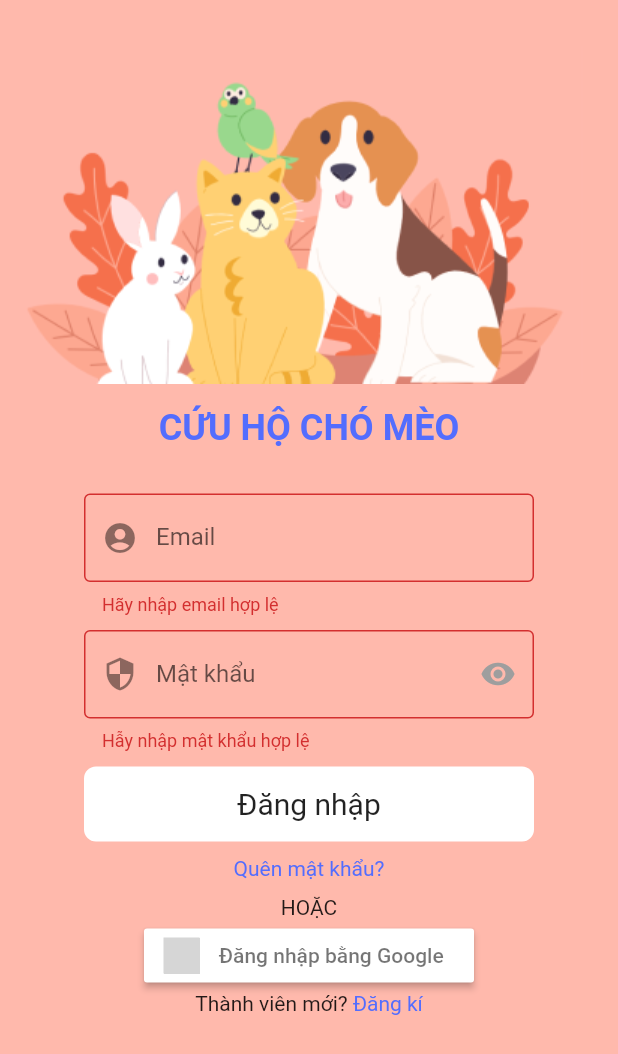
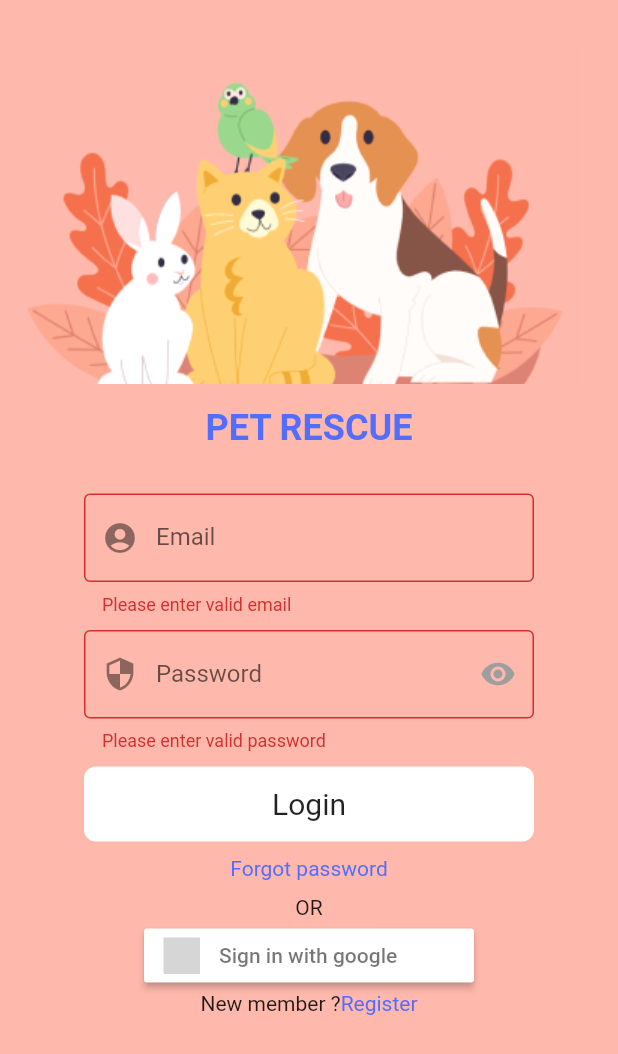
Before and after one commit to catInOrbit/PetRescue, a Flutter app: the screen it shows after launch, on a phone screen of 412 x 824 dp. Shown: the top 1054 px of the screen. Run offline on Flutter 3.47's test engine with Material 2 defaults, Android fonts, the phone set to English and light mode, and no system bars; our stand-ins replace email_validator, flutter_icons, flutter_signin_button, flutter_slidable, flutter_svg, formz and 7 more; missing offline and left inert: flappy_search_bar, flutter_custom_dialog, timeline_list; grey boxes are pictures that could not be loaded.

Commit message:
I18N update

```diff
--- a/lib/login/SignIn.dart
+++ b/lib/login/SignIn.dart
@@ -51,7 +51,7 @@ class _LoginPageState extends State<LoginPage> {
             ),
             Center(
               child: Text(
-                'CỨU HỘ CHÓ MÈO',
+                'PET RESCUE',
                 style: TextStyle(
                     color: Colors.indigoAccent,
                     fontSize: 24,
@@ -83,21 +83,21 @@ class _LoginPageState extends State<LoginPage> {
                                   validator: (value) =>
                                       EmailValidator.validate(value)
                                           ? null
-                                          : "Hãy nhập email hợp lệ"),
+                                          : "Please enter valid email"),
                             ),
                             Padding(
                               padding: const EdgeInsets.fromLTRB(0, 5, 0, 5),
                               child: TextFormField(
                                 validator: (value) {
                                   if (value.isEmpty) {
-                                    return 'Hẫy nhập mật khẩu hợp lệ';
+                                    return 'Please enter valid password';
                                   }
                                   return null;
                                 },
                                 obscureText: !this._showPassword,
                                 decoration: InputDecoration(
                                     border: OutlineInputBorder(),
-                                    labelText: 'Mật khẩu',
+                                    labelText: 'Password',
                                     prefixIcon: Icon(Icons.security),
                                     suffixIcon: IconButton(
                                       icon: Icon(
@@ -152,7 +152,7 @@ class _LoginPageState extends State<LoginPage> {
                             borderRadius: BorderRadius.all(Radius.circular(8))),
                         child: Center(
                           child: Text(
-                            'Đăng nhập',
+                            'Login',
                             style: TextStyle(fontSize: 20),
                           ),
                         ),
@@ -171,7 +171,7 @@ class _LoginPageState extends State<LoginPage> {
                 );
               },
               child: Text(
-                "Quên mật khẩu?",
+                "Forgot password",
                 style: TextStyle(color: Colors.indigoAccent),
               ),
             ),
@@ -179,18 +179,18 @@ class _LoginPageState extends State<LoginPage> {
               height: 10,
             ),
             Text(
-              "HOẶC",
+              "OR",
             ),
             SignInButton(
               Buttons.Google,
-              text: "Đăng nhập bằng Google",
+              text: "Sign in with google",
               onPressed: () {},
             ),
             Row(
               mainAxisAlignment: MainAxisAlignment.center,
               children: <Widget>[
                 Text(
-                  "Thành viên mới? ",
+                  "New member ?",
                 ),
                 InkWell(
                   onTap: () {
@@ -200,7 +200,7 @@ class _LoginPageState extends State<LoginPage> {
                     );
                   },
                   child: Text(
-                    'Đăng kí',
+                    'Register',
                     style: TextStyle(color: Colors.indigoAccent),
                   ),
                 )
--- a/lib/login/SignUp.dart
+++ b/lib/login/SignUp.dart
@@ -2,7 +2,6 @@
 import 'package:flutter_signin_button/flutter_signin_button.dart';
 import 'package:petrescue/login/Colors.dart';
 import 'package:petrescue/login/SignIn.dart';
-import 'package:email_validator/email_validator.dart';
 import 'package:petrescue/bloc/app_general/global.dart' as globals;
 class SignUpScreen extends StatefulWidget {
   @override
@@ -32,7 +31,7 @@ class _SignUpScreenState extends State<SignUpScreen> {
             child: Column(
               children: <Widget>[
                 Text(
-                  'ĐĂNG KÍ TÀI KHOẢN',
+                  'Register a new account',
                   style: TextStyle(fontSize: 30, fontWeight: FontWeight.bold),
                 ),
                 Padding(
@@ -54,7 +53,7 @@ class _SignUpScreenState extends State<SignUpScreen> {
                     child: TextField(
                       decoration: InputDecoration(
                         border: OutlineInputBorder(),
-                        labelText: 'Tên',
+                        labelText: 'Name',
                       ),
                     ),
                   ),
@@ -79,7 +78,7 @@ class _SignUpScreenState extends State<SignUpScreen> {
                       obscureText: !this._showPassword,
                       decoration: InputDecoration(
                           border: OutlineInputBorder(),
-                          labelText: 'Mật khẩu',
+                          labelText: 'Password',
                           prefixIcon: Icon(Icons.security),
                           suffixIcon: IconButton(
                             icon: Icon(
@@ -111,7 +110,7 @@ class _SignUpScreenState extends State<SignUpScreen> {
                                   SignUpComplete()),
                         );
                       },
-                      child: Text('Đăng kí!'),
+                      child: Text('Register'),
                       color: Colors.red,
                     ),
                   ),
@@ -156,7 +155,7 @@ class _SignUpCompleteState extends State<SignUpComplete> {
             child: Center(
               child: Column(
                   children: <Widget>[
-                    Text('XÁC NHẬN TÀI KHOẢN',
+                    Text('Verify your account',
                     style: TextStyle(fontSize: 30, fontWeight: FontWeight.bold),),
                     Padding(
                       padding: const EdgeInsets.fromLTRB(30, 10, 30, 10),
@@ -168,25 +167,22 @@ class _SignUpCompleteState extends State<SignUpComplete> {
                             border: OutlineInputBorder(),
 
                           ),
-                            controller: TextEditingController()..text = 'Email của bạn...'
+                            controller: TextEditingController()..text = 'Your email.'
                         ),
                       ),
                     ),
                     Text(
-                      "Chúng tôi sẽ gửi cho bạn đường liên kết xác nhận. "
+                      "We will send you a verification email"
                     ),
                     Text(
-                        "Khi bạn click vào đường link sẽ gửi trả lại đến app để "
-                    ),
-                    Text(
-                        "xác nhận tài khoản."
+                        "Click on the link to verify your account "
                     ),
                     Padding(
                       padding: const EdgeInsets.all(8.0),
-                      child: Text("Bạn có thể bấm gửi lại nếu không nhận được mail."),
+                      child: Text("Select resend if you haven't received an email"),
                     ),
                     RaisedButton(
-                      child: Text('Gửi lại liên kết'),
+                      child: Text('Resend verification email'),
                     ),
                     Padding(
                       padding: const EdgeInsets.fromLTRB(30, 10, 30, 10),
@@ -199,7 +195,7 @@ class _SignUpCompleteState extends State<SignUpComplete> {
                                     LoginPage()),
                           );
                         },
-                        child: Text('Trở về Đăng nhập!'),color: Colors.indigoAccent,
+                        child: Text('Back to login'),color: Colors.indigoAccent,
                       ),
                     ),
 
--- a/lib/profile/EditScreen.dart
+++ b/lib/profile/EditScreen.dart
@@ -34,7 +34,7 @@ class _EditScreenState extends State<EditScreen> {
             onPressed: (){},
           )
         ],
-        title:Text(" Chính sửa tài khoản"),
+        title:Text("Edit account"),
       ),
       body: SingleChildScrollView(
         child: Column(
@@ -85,7 +85,7 @@ class _EditScreenState extends State<EditScreen> {
                 padding: const EdgeInsets.fromLTRB(30,0,0,0),
                 child: Column(
                   children: <Widget>[
-                    Text("THÔNG TIN CÁ NHÂN", style: TextStyle(
+                    Text("Profile page", style: TextStyle(
                       fontSize: 15, fontWeight: FontWeight.bold
                     ),),
                     SizedBox(height: 5,),
--- a/lib/repository/data/post_data.dart
+++ b/lib/repository/data/post_data.dart
@@ -7,16 +7,16 @@ List<Post> listOfPosts = [
 
   Post(
       "P01",
-      "Chó bỏ rơi bị thương mắt cần giải cứu gắp",
-      "Tìm thấy mèo con bị thất lạc gần đường XYZ, mèo bị thương ở chân và cần cấp cứu gắp, nhờ trung tâm gần nhất mau đến cứu",
-      "Chó ",
-      "17/10, Nguyễn Phúc Chu, P. 15, Q. Tân Bình, Phường 15, Tân Bình, Thành phố Hồ Chí Minh, Vietnam",
+      "Abandoned dogs need to be rescued immediately",
+      "Found dog with badly injured leg at location XYZ, is there any rescue center nearby that can help ? ",
+      "Dog ",
+      "3279 W 7th Ave, Vancouver, BC V6K 4J3, Canada",
       DateTime.now(),
       PostType.RequestPost,
       "https://s3.ap-southeast-1.amazonaws.com/images.deccanchronicle.com/dc-Cover-g70644hiocchitapae654vgia4-20161227061350.Medi.jpeg",
       "Male",
       "6-8 months",
-      ["Tìm thấy chó bị bỏ hoang ở góc đường", "Chó bị chấn thương nặng ở mắt, đi cà nhắt, chảy máu nhiều ở mặt", "Mèo có đeo vòng cổ, có thể đã có chủ"],
+      ["Found injured dog at street corner", "Dog is heavily injured in left eye with bleeding", "Dog has a tag, possibly has an owner"],
       <TimeLineText>[],
       userList[0],
       <User>[],
@@ -25,21 +25,21 @@ List<Post> listOfPosts = [
       "Persian",
       Priority.High,
     false,
-     ["Tai nạn", "Thất lạc"]
+     ["Accident", "Lost"]
   ),
 
   Post(
     "P02",
-    "Cần giải cứu mèo bị thương chân",
-      "Tìm thấy mèo con bị thất lạc gần đường XYZ, mèo bị thương ở chân và cần cấp cứu gắp, nhờ trung tâm gần nhất mau đến cứu",
-    "Mèo nhà",
-    "87-79 Trần Bình Trọng, Phường 1, Gò Vấp, Thành phố Hồ Chí Minh, Vietnam",
+    "Need someone to rescue cat at XYZ",
+      "Found lost kitten at XYZ, cat is injured at the stomach and needs rescue immediately",
+    "House cat",
+    "3279 W 7th Ave, Vancouver, BC V6K 4J3, Canada",
     DateTime.now(),
     PostType.RequestPost,
       "https://sbly-web-prod-shareably.netdna-ssl.com/wp-content/uploads/2018/08/14083438/battle_cat_recovery_featured.jpg",
     "Male",
     "6-8 months",
-      ["Bỏ hoang", "Mèo bị thương chân đi cà nhắt", " Mắt trái không mở được"],
+      ["Abandoned", "Injured in stomach", "Can't open elft eye"],
     <TimeLineText>[],
       userList[1],
     <User>[],
@@ -48,22 +48,22 @@ List<Post> listOfPosts = [
     "Persian",
     Priority.Normal,
     false,
-    ["Tai nạn", "Thất lạc"]
+    ["Accident", "Lost owner"]
 
   ),
 
   Post(
       "P03",
-      "Chó bị thương ở quận 2 cần cứu gấp",
-      "Tìm thấy mèo con bị thất lạc gần đường XYZ, mèo bị thương ở chân và cần cấp cứu gắp, nhờ trung tâm gần nhất mau đến cứu",
-      "Chó",
-      "Lương Định Của, P. Bình An, Quận 2, Thành phố Hồ Chí Minh, Vietnam",
+      "injured dog at XYZ needs rescue",
+      "Found dog with badly injured leg at location XYZ, is there any rescue center nearby that can help ? ",
+      "Dog",
+      "3279 W 7th Ave, Vancouver, BC V6K 4J3, Canada",
       DateTime.now(),
       PostType.RequestPost,
       "https://i.pinimg.com/originals/b7/fc/8d/b7fc8df5d49d22cf5bde171e5f45df2e.jpg",
       "Male",
       "6-8 months",
-      [ "Chó bị thương ở bụng không đi được",],
+      [ "Dog is injured at stomach and can not walk",],
       <TimeLineText>[],
       userList[4],
       <User>[],
@@ -72,20 +72,20 @@ List<Post> listOfPosts = [
       "Persian",
       Priority.Normal,
       false,
-    [" Tai nạn"]
+    [" Accident"]
   ),
   Post(
       "P04",
-      "Cần giải cứu mèo bị thương chân",
-      "Đã giải cứu mèo và chăm sóc y tế",
-      "Mèo nhà",
-      "87-79 Trần Bình Trọng, Phường 1, Gò Vấp, Thành phố Hồ Chí Minh, Vietnam",
+      "Cat with injured leg needs rescue",
+      "Already rescued and performed medical check",
+      "House cat",
+      "3279 W 7th Ave, Vancouver, BC V6K 4J3, Canada",
       DateTime.now(),
       PostType.FinishedPost,
       "https://sbly-web-prod-shareably.netdna-ssl.com/wp-content/uploads/2018/08/14083438/battle_cat_recovery_featured.jpg",
       "Male",
       "6-8 months",
-      ["Bỏ hoang", "Chấn thương", "Mất chủ"],
+      ["Abandoned", "Injury", "Lost owner"],
       <TimeLineText>[],
       userList[2],
       <User>[],
@@ -94,28 +94,28 @@ List<Post> listOfPosts = [
       "Persian",
       Priority.Normal,
       false,
-    ["Meo"]
+    ["Cat"]
   ),
 
 
   Post(
       "P05",
-      "Hãy nhận nuôi em Xù",
-    "Hiện được 3 năm 3 tháng tuổi, Cái, Lông trắng",
-    "Chó",
-    "200 Hoàng Văn Thụ, Phường 9, Phú Nhuận, Thành phố Hồ Chí Minh, Vietnam",
+      "Adopt Jake the dog",
+    "About 3 months old with white fur",
+    "Dog",
+    "3279 W 7th Ave, Vancouver, BC V6K 4J3, Canada",
     DateTime.now(),
     PostType.AdoptPost,
       "https://www.purinaproclub.com/sites/g/files/auxxlc346/files/styles/facebook_share/public/Resources_Dog%20Articles_Health_Line%2070_Thumb.jpg?itok=nfK7yUXd",
     "Male",
     "6-8 months",
-    ["2kg", "Khỏe mạnh", "Chưa triệt sản", "Mập mạp"],
+    ["2kg", "Healthy", "Chưa triệt sản", "Mập mạp"],
     [TimeLineText(postTile:  "Trung tâm ABC đã đến vị trí",timePosted: "10 phút trước",), TimeLineText(postTile:  "Trung tâm ABC đang kiểm tra y tế",timePosted: "10 phút trước",)],
       userList[2],
       <User>[userList[4], userList[5]],
       userList[2],
     <String>[],
-    "Chó Alaska",
+    " Alaska Dog",
       Priority.Normal,
     false,
     ["Chó"]
@@ -124,39 +124,39 @@ List<Post> listOfPosts = [
   Post(
       "P06",
       "Lucky",
-      "Hiện được 5 năm tuổi, cái, lông trắng, dà",
-      "Mèo",
-      "200 Hoàng Văn Thụ, Phường 9, Phú Nhuận, Thành phố Hồ Chí Minh, Vietnam",
+      "About 5 years old",
+      "Cat",
+      "3279 W 7th Ave, Vancouver, BC V6K 4J3, Canada",
       DateTime.now(),
       PostType.AdoptPost,
       "https://cdn.abcotvs.com/dip/images/1552794_101216-wpvi-persian-rescue-cat-2-IMG.jpg?w=1600",
       "Female",
       "6-8 months",
-      ["ăn được cơm", "Đã được vaccine"],
-      [TimeLineText(postTile:  "Trung tâm ABC đã đến vị trí",timePosted: "10 phút trước",), TimeLineText(postTile:  "Trung tâm ABC đang kiểm tra y tế",timePosted: "10 phút trước",)],
+      ["Can eat well", "Already vaccined"],
+      [TimeLineText(postTile:  "ABC center has arrivedí",timePosted: "10 minutes before",), TimeLineText(postTile:  "ABC center is doing medical check",timePosted: "10 mins before",)],
       userList[2],
       <User>[userList[4], userList[5]],
       userList[2],
       <String>[],
-      "Mèo ba tư",
+      "Persian cat",
       Priority.Normal,
       false,
-      ["Mèo"]
+      ["Cat"]
   ),
 
   Post(
       "P07",
       "Habadu",
-      "Hiện được 2 năm 8 tháng tuổi. Lông xám, trắng, cái",
-      "Mèo",
-      "200 Hoàng Văn Thụ, Phường 9, Phú Nhuận, Thành phố Hồ Chí Minh, Vietnam",
+      "About 2 years and 8 months old",
+      "Cat",
+      "3279 W 7th Ave, Vancouver, BC V6K 4J3, Canada",
       DateTime.now(),
       PostType.AdoptPost,
       "https://bloximages.chicago2.vip.townnews.com/macombdaily.com/content/tncms/assets/v3/editorial/9/f2/9f252942-525b-11e9-a870-3f564eec0bdd/5c9e76bfaf15b.image.jpg?resize=1200%2C966",
       "Female",
       "6-8 months",
-      ["Khỏe mạnh", "Được chăm kỹ", "Sức khỏe tốt", "Mập mạp", "Sạch sẽ"],
-      [TimeLineText(postTile:  "Trung tâm ABC đã đến vị trí",timePosted: "10 phút trước",), TimeLineText(postTile:  "Trung tâm ABC đang kiểm tra y tế",timePosted: "10 phút trước",)],
+      ["Healthy", "Got checked daily", "Good healthy", "Fat", "Cleaned"],
+      [TimeLineText(postTile:  "ABC center has arrivedí",timePosted: "10 minutes before",), TimeLineText(postTile:  "ABC center is doing medical check",timePosted: "10 mins before",)],
       userList[2],
       <User>[userList[4], userList[5]],
       userList[2],
@@ -170,16 +170,16 @@ List<Post> listOfPosts = [
 
   Post(
       "P08",
-      "Mèo nhà bị lạc, lông vàng nhạt, xin gọi nếu tìm thấy",
-      "Mèo",
+      "About 2 years and 8 months old",
+      "Cat",
       "House cat",
-      "70-72 Nguyễn Văn Trỗi, Phường 8, Phú Nhuận, Thành phố Hồ Chí Minh, Vietnam",
+      "3279 W 7th Ave, Vancouver, BC V6K 4J3, Canada",
       DateTime.now(),
       PostType.InRescuePost,
       "https://www.nationalgeographic.com/content/dam/news/2018/05/17/you-can-train-your-cat/02-cat-training-NationalGeographic_1484324.ngsversion.1526587209178.adapt.1900.1.jpg",
       "Male",
       "6-8 months",
-      ["Bỏ hoang", "Chấn thương", "Mất chủ"],
+      ["Abandoned", "Injured", "Lost owner"],
       [TimeLineText(postTile:  "XYZ center rescued",timePosted: "10 mins ago",), TimeLineText(postTile:  "XYZ center rescued",timePosted: "10 mins ago",)],
       userList[3],
       <User>[userList[2]],
--- a/lib/repository/data/user_list.dart
+++ b/lib/repository/data/user_list.dart
@@ -1,11 +1,11 @@
 import 'package:petrescue/models/user.dart';
 
 List<User> userList = [
-  User([] , 0, "Trần Đức Bo", "Test Job 1", "Test Center Name", "Test Name 1", "Test Job 1", "Test Center Name", "Test Center Name", "https://avatars2.githubusercontent.com/u/1532252?s=400&v=4", false, false),
-  User([] , 1, "Hà Duy Thuận", "Test Job 1", "Trung tâm cứu hộ ABC", "Test Name 1", "Test Job 1", "Test Center Name", "Test Center Name", "https://avatars3.githubusercontent.com/u/521604?s=400&u=dbf296186f4f294d54679edc3128e652f6ec85ee&v=4", false, true),
-  User([] , 2, "Trung tâm cứu hộ SAR", "Test Job 1", "Trung tâm cứu hộ SAR", "Test Name 1", "Test Job 1", "Test Center Name", "Test Center Name", "https://i.pinimg.com/originals/4b/a3/cd/4ba3cd57338dde06e1ba752c53726421.jpg", true, true),
-  User([] , 3, "Trần Dần", "Test Job 3", "Trung tâm cứu hộ chó mèo khẩn cấp Quận 2", "0345333784", "Test Job 1", "Test Center Name", "Test Center Name", "https://avatars2.githubusercontent.com/u/764902?s=400&u=c4bdf8b2a02994a68e391816d48c8389851ff75e&v=4", true, true),
-  User([] , 4, "Min Thu", "Nhân viên", "Trung tâm cứu hộ hó mèo khẩn cấp Quận 3", "0234666786", "Test Job 1", "Address 01", "abc@gmail.com", "https://avatars1.githubusercontent.com/u/360703?s=400&u=6d7201810f9c9cfceb661abcd1e0f182096905be&v=4", true, true),
-  User([] , 5, "Song Du", "Nhân viên", "Trung tâm cứu hộ hó mèo khẩn cấp Quận 4", "0934555678", "Test Job 1", "Address 01", "abc@gmail.com", "https://avatars3.githubusercontent.com/u/1060?s=400&u=d4790e0ec60657f07aae1a398d7171f167b8d8d0&v=4", true, true),
+  User([] , 0, "Rudi Mccann", "Test Job 1", "Test Center Name", "Test Name 1", "Test Job 1", "Test Center Name", "Test Center Name", "https://avatars2.githubusercontent.com/u/1532252?s=400&v=4", false, false),
+  User([] , 1, "Dylon Rose", "Test Job 1", "Rescue center SAR", "Test Name 1", "Test Job 1", "Test Center Name", "Test Center Name", "https://avatars3.githubusercontent.com/u/521604?s=400&u=dbf296186f4f294d54679edc3128e652f6ec85ee&v=4", false, true),
+  User([] , 2, "Rescue center SAR", "Test Job 1", "Rescue center SAR", "Test Name 1", "Test Job 1", "Test Center Name", "Test Center Name", "https://i.pinimg.com/originals/4b/a3/cd/4ba3cd57338dde06e1ba752c53726421.jpg", true, true),
+  User([] , 3, "Marsha Drake", "Test Job 3", "Rescue center SAR", "0345333784", "Test Job 1", "Test Center Name", "Test Center Name", "https://avatars2.githubusercontent.com/u/764902?s=400&u=c4bdf8b2a02994a68e391816d48c8389851ff75e&v=4", true, true),
+  User([] , 4, "Jolyon Duncan", "Employee", "Rescue center SAR", "0234666786", "Test Job 1", "Address 01", "abc@gmail.com", "https://avatars1.githubusercontent.com/u/360703?s=400&u=6d7201810f9c9cfceb661abcd1e0f182096905be&v=4", true, true),
+  User([] , 5, "Kaitlyn Merritt", "Employee", "Rescue center SAR", "0934555678", "Test Job 1", "Address 01", "abc@gmail.com", "https://avatars3.githubusercontent.com/u/1060?s=400&u=d4790e0ec60657f07aae1a398d7171f167b8d8d0&v=4", true, true),
 
 ];
--- a/lib/widgets/common.dart
+++ b/lib/widgets/common.dart
@@ -857,7 +857,7 @@ class PriorityRibbon extends StatelessWidget {
     String text;
     Color backgroundColor;
     Color textColor;
-    postModel.priority == Priority.Normal ? text = "Thấp" : text = "Cao";
+    postModel.priority == Priority.Normal ? text = "Low" : text = "High";
     postModel.priority == Priority.Normal
         ? textColor = Colors.black
         : textColor = Colors.white;
@@ -868,7 +868,7 @@ class PriorityRibbon extends StatelessWidget {
       padding: const EdgeInsets.only(right: 20),
       child: Chip(
         label: Text(
-          "Ưu tiên: " + text,
+          "Priority: " + text,
           style: TextStyle(
               color: textColor, fontSize: 20, fontWeight: FontWeight.bold),
         ),
```
Also changed, not shown: lib/screens/post_home.dart (+5 -5 lines), lib/widgets/postFeed/request_page.dart (+31 -32 lines), lib/widgets/post_card.dart (+7 -7 lines).
